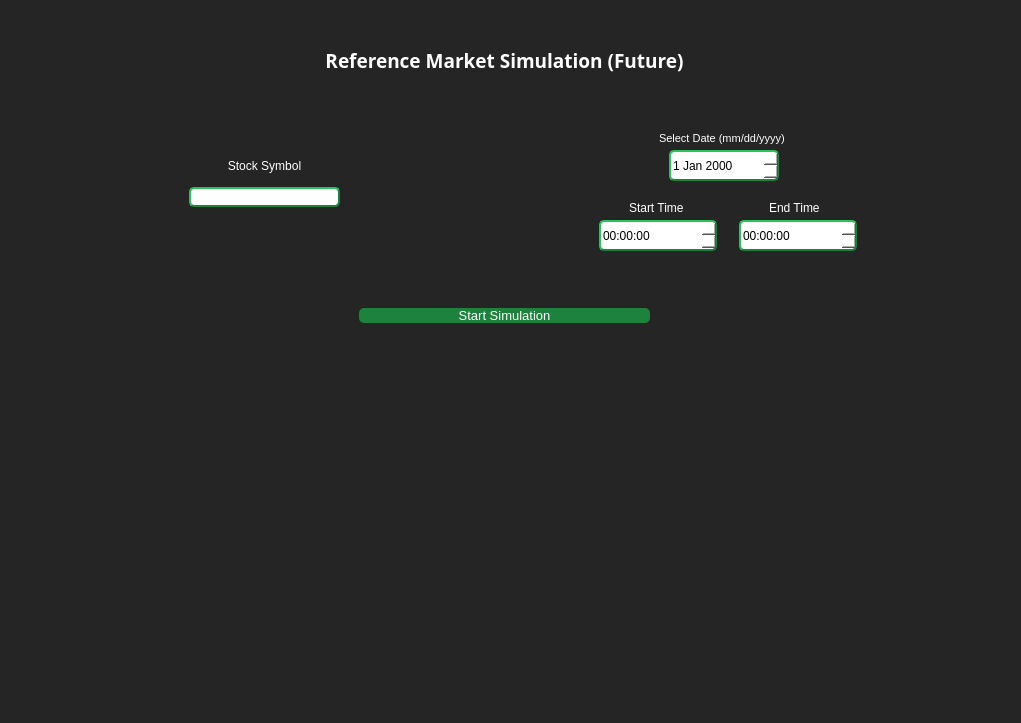
The window that widgets/UI/RMSC03_Future.ui (JV-FIU/Agent-Based-Stock-Market-Simulator) describes before a commit, drawn with Qt 5.
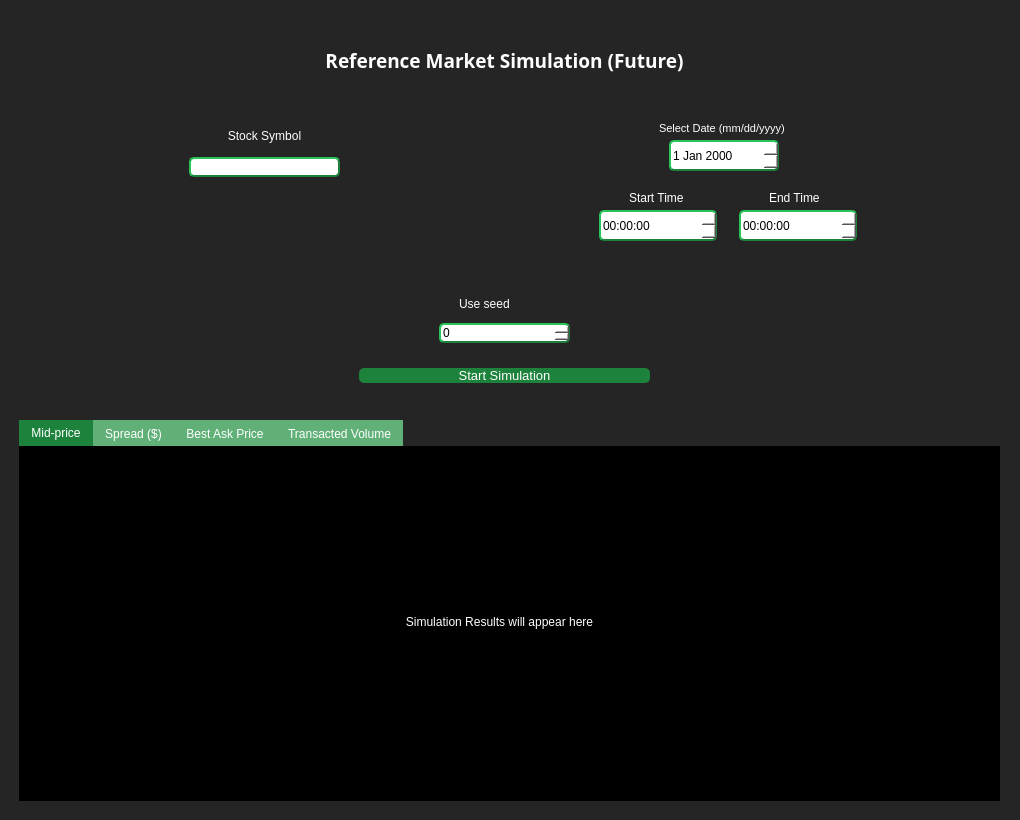
The same window after the commit.

Patch:
```diff
--- a/widgets/UI/RMSC03_Future.ui
+++ b/widgets/UI/RMSC03_Future.ui
@@ -6,8 +6,8 @@
    <rect>
     <x>0</x>
     <y>0</y>
-    <width>1021</width>
-    <height>723</height>
+    <width>1020</width>
+    <height>820</height>
    </rect>
   </property>
   <property name="font">
@@ -35,7 +35,7 @@
 }
 
 
-#stockSymbol, #endTime, #startTime, #simDate{
+#stockSymbol, #endTime, #startTime, #simDate, #seedSelector{
     background-color: white;
     border-style: outset;
     border-width: 2px;
@@ -51,7 +51,31 @@
     border-color: #1c823c;
 	background-color: #1c823c;
 	color: white;
-}</string>
+}
+
+/* QTabWidget customization */
+#result1, #result2, #result3, #result4 {
+	color: #000000;
+	background: #000000;
+	background-color: #000000;
+}
+
+/*Tab manipulation */
+QTabBar::tab{
+	background-color: #1c823c;
+	color: white;
+}
+
+QTabBar::tab:selected, QTabBar::tab:hover {
+ 	background-color: #1c823c;
+	color: white;
+}
+
+QTabBar::tab:!selected {
+	background-color: rgb(97, 176, 120);
+	color: white;
+}
+</string>
   </property>
   <widget class="QWidget" name="CentralWidget" native="true">
    <property name="geometry">
@@ -59,7 +83,7 @@
      <x>-1</x>
      <y>0</y>
      <width>1041</width>
-     <height>781</height>
+     <height>821</height>
     </rect>
    </property>
    <property name="styleSheet">
@@ -69,7 +93,7 @@
     <property name="geometry">
      <rect>
       <x>600</x>
-      <y>100</y>
+      <y>90</y>
       <width>261</width>
       <height>171</height>
      </rect>
@@ -179,7 +203,7 @@
     <property name="geometry">
      <rect>
       <x>360</x>
-      <y>270</y>
+      <y>330</y>
       <width>291</width>
       <height>91</height>
      </rect>
@@ -203,7 +227,7 @@
     <property name="geometry">
      <rect>
       <x>190</x>
-      <y>150</y>
+      <y>120</y>
       <width>151</width>
       <height>57</height>
      </rect>
@@ -264,6 +288,179 @@
      <bool>false</bool>
     </property>
    </widget>
+   <widget class="QWidget" name="tickerW_2" native="true">
+    <property name="geometry">
+     <rect>
+      <x>350</x>
+      <y>450</y>
+      <width>151</width>
+      <height>57</height>
+     </rect>
+    </property>
+    <layout class="QVBoxLayout" name="verticalLayout_3">
+     <item>
+      <widget class="QLineEdit" name="stockSymbol_2">
+       <property name="minimumSize">
+        <size>
+         <width>50</width>
+         <height>0</height>
+        </size>
+       </property>
+      </widget>
+     </item>
+    </layout>
+   </widget>
+   <widget class="QWidget" name="seedContainer" native="true">
+    <property name="geometry">
+     <rect>
+      <x>440</x>
+      <y>290</y>
+      <width>131</width>
+      <height>61</height>
+     </rect>
+    </property>
+    <layout class="QVBoxLayout" name="verticalLayout_4">
+     <item>
+      <widget class="QCheckBox" name="checkBox">
+       <property name="font">
+        <font>
+         <pointsize>9</pointsize>
+        </font>
+       </property>
+       <property name="text">
+        <string>Use seed</string>
+       </property>
+       <property name="checked">
+        <bool>false</bool>
+       </property>
+      </widget>
+     </item>
+     <item>
+      <widget class="QSpinBox" name="seedSelector">
+       <property name="font">
+        <font>
+         <pointsize>9</pointsize>
+        </font>
+       </property>
+       <property name="maximum">
+        <number>429496729</number>
+       </property>
+      </widget>
+     </item>
+    </layout>
+   </widget>
+   <widget class="QTabWidget" name="resultTabs">
+    <property name="geometry">
+     <rect>
+      <x>20</x>
+      <y>420</y>
+      <width>981</width>
+      <height>381</height>
+     </rect>
+    </property>
+    <property name="layoutDirection">
+     <enum>Qt::LeftToRight</enum>
+    </property>
+    <property name="autoFillBackground">
+     <bool>false</bool>
+    </property>
+    <property name="tabPosition">
+     <enum>QTabWidget::North</enum>
+    </property>
+    <property name="tabShape">
+     <enum>QTabWidget::Rounded</enum>
+    </property>
+    <property name="currentIndex">
+     <number>0</number>
+    </property>
+    <property name="tabBarAutoHide">
+     <bool>false</bool>
+    </property>
+    <widget class="QWidget" name="result1">
+     <attribute name="title">
+      <string>Mid-price</string>
+     </attribute>
+     <widget class="QLabel" name="imageContainer_1">
+      <property name="geometry">
+       <rect>
+        <x>0</x>
+        <y>0</y>
+        <width>961</width>
+        <height>351</height>
+       </rect>
+      </property>
+      <property name="text">
+       <string>Simulation Results will appear here</string>
+      </property>
+      <property name="alignment">
+       <set>Qt::AlignCenter</set>
+      </property>
+     </widget>
+    </widget>
+    <widget class="QWidget" name="result2">
+     <attribute name="title">
+      <string>Spread ($)</string>
+     </attribute>
+     <widget class="QLabel" name="imageContainer_2">
+      <property name="geometry">
+       <rect>
+        <x>0</x>
+        <y>0</y>
+        <width>961</width>
+        <height>351</height>
+       </rect>
+      </property>
+      <property name="text">
+       <string>Simulation Results will appear here</string>
+      </property>
+      <property name="alignment">
+       <set>Qt::AlignCenter</set>
+      </property>
+     </widget>
+    </widget>
+    <widget class="QWidget" name="result3">
+     <attribute name="title">
+      <string>Best Ask Price</string>
+     </attribute>
+     <widget class="QLabel" name="imageContainer_3">
+      <property name="geometry">
+       <rect>
+        <x>0</x>
+        <y>0</y>
+        <width>961</width>
+        <height>351</height>
+       </rect>
+      </property>
+      <property name="text">
+       <string>Simulation Results will appear here</string>
+      </property>
+      <property name="alignment">
+       <set>Qt::AlignCenter</set>
+      </property>
+     </widget>
+    </widget>
+    <widget class="QWidget" name="result4">
+     <attribute name="title">
+      <string>Transacted Volume</string>
+     </attribute>
+     <widget class="QLabel" name="imageContainer_4">
+      <property name="geometry">
+       <rect>
+        <x>0</x>
+        <y>0</y>
+        <width>961</width>
+        <height>351</height>
+       </rect>
+      </property>
+      <property name="text">
+       <string>Simulation Results will appear here</string>
+      </property>
+      <property name="alignment">
+       <set>Qt::AlignCenter</set>
+      </property>
+     </widget>
+    </widget>
+   </widget>
   </widget>
  </widget>
  <resources/>
```
